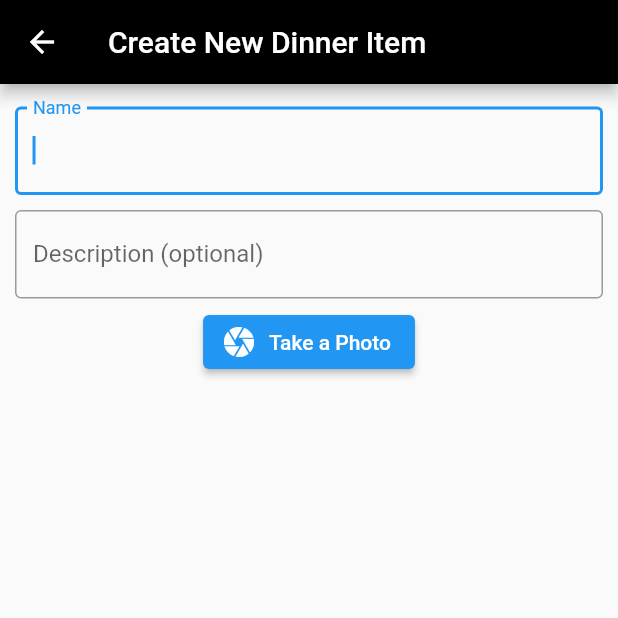
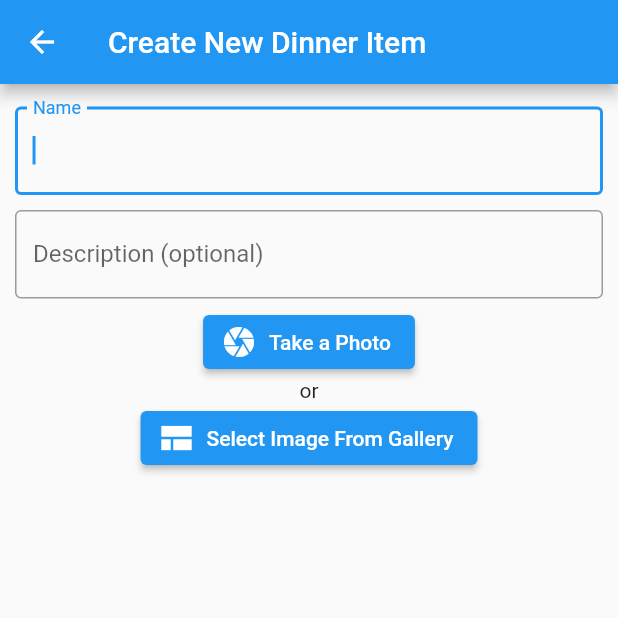
Before and after one commit to yamaser/deans_dinners, a Flutter app: the AddDinnerFormScreen screen opened by its route, on a phone screen of 412 x 824 dp, the top half of it. Run offline on Flutter 3.47's test engine with Material 2 defaults, Android fonts, the light colour scheme and no system bars; our stand-ins replace cloud_firestore, firebase_core, firebase_storage, flutter_slidable, image_picker; accounts and stored records are empty.

Commit message:
gallery and delete dinner features added

```diff
--- a/lib/app.dart
+++ b/lib/app.dart
@@ -1,5 +1,7 @@
 import 'package:deans_dinners/screens/add_dinner_form_scree.dart';
 import 'package:deans_dinners/screens/add_entry_form_screen.dart';
+import 'package:deans_dinners/screens/details_dinner_screen.dart';
+import 'package:deans_dinners/screens/image_dinner_screen.dart';
 import 'package:flutter/material.dart';
 import 'package:deans_dinners/home.dart';
 
@@ -17,6 +19,8 @@ class App extends StatelessWidget {
           AddEntryFormScreen.routeName: (context) => const AddEntryFormScreen(),
           AddDinnerFormScreen.routeName: (context) =>
               const AddDinnerFormScreen(),
+          ImageDinnerScreen.routeName: (context) => const ImageDinnerScreen(),
+          DetailsDinnerScreen.routeName: (context) => DetailsDinnerScreen(),
         });
   }
 }
--- a/lib/home.dart
+++ b/lib/home.dart
@@ -58,7 +58,7 @@ class _HomeState extends State<Home> {
         'navBarItem': dinnersNavBarItem()
       },
       {
-        'screen': const GalleryScreen(),
+        'screen': GalleryScreen(),
         'fab': galleryFAB(),
         'navBarItem': galleryNavBarItem()
       },
@@ -69,6 +69,7 @@ class _HomeState extends State<Home> {
   Widget build(BuildContext context) {
     return Scaffold(
         appBar: AppBar(
+          toolbarHeight: 40,
           centerTitle: true,
           title: const Text('Dean\'s Dinners'),
           //backgroundColor: Colors.black,
--- a/lib/screens/add_dinner_form_scree.dart
+++ b/lib/screens/add_dinner_form_scree.dart
@@ -33,6 +33,11 @@ class _AddDinnerFormScreenState extends State<AddDinnerFormScreen> {
 
   Future<void> getPhoto() async {
     photo = await _picker.pickImage(source: ImageSource.camera);
+    setState(() {});
+  }
+
+  Future<void> selectFromGallery() async {
+    photo = await _picker.pickImage(source: ImageSource.gallery);
     setState(() {});
   }
 
@@ -85,12 +90,26 @@ class _AddDinnerFormScreenState extends State<AddDinnerFormScreen> {
     }
   }
 
+  Widget _displayGetImageButtons() {
+    if (photo == null) {
+      return Column(
+        children: [
+          _takePhotoButton(photo, getPhoto),
+          const Text('or'),
+          _selectFromGalleryButton(photo, selectFromGallery)
+        ],
+      );
+    } else {
+      return Container();
+    }
+  }
+
   @override
   Widget build(BuildContext context) {
     return Scaffold(
       appBar: AppBar(
         title: const Text('Create New Dinner Item'),
-        backgroundColor: Colors.black,
+        //backgroundColor: Colors.black,
       ),
       body: Padding(
         padding: const EdgeInsets.all(10.0),
@@ -130,8 +149,8 @@ class _AddDinnerFormScreenState extends State<AddDinnerFormScreen> {
                 ),
               ),
               _displayImage(photo),
+              _displayGetImageButtons(),
               _displayFormButtons(context),
-              _takePhotoButton(photo, getPhoto),
             ],
           ),
         ),
@@ -154,18 +173,28 @@ Widget _takePhotoButton(XFile? photo, Function getPhoto) {
   }
 }
 
-Widget _displayImage(XFile? photo) {
-  if (photo != null) {
-    return Flexible(
-      fit: FlexFit.tight,
-      child: ClipRRect(
-        borderRadius: BorderRadius.circular(8.0),
-        child: Image.file(
-          File(photo.path),
-        ),
-      ),
+Widget _selectFromGalleryButton(XFile? photo, Function selectFromGallery) {
+  if (photo == null) {
+    return ElevatedButton.icon(
+      onPressed: () async {
+        await selectFromGallery();
+      },
+      icon: const Icon(Icons.view_comfy),
+      label: const Text('Select Image From Gallery'),
     );
   } else {
     return Container();
   }
 }
+
+Widget _displayImage(XFile? photo) {
+  if (photo != null) {
+    return Flexible(
+      child: ClipRRect(
+          borderRadius: BorderRadius.circular(8),
+          child: Image.file(File(photo.path))),
+    );
+  } else {
+    return Container();
+  }
+}
```
Also changed, not shown: lib/repository/data_repository.dart (+35 -5 lines), lib/screens/add_entry_form_screen.dart (+4 -4 lines), lib/screens/details_dinner_screen.dart (added, +67 -0 lines), lib/screens/dinners_screen.dart (+10 -1 lines), lib/screens/entries_screen.dart (+2 -20 lines), lib/screens/gallery_screen.dart (+48 -2 lines), lib/screens/image_dinner_screen.dart (added, +30 -0 lines).
